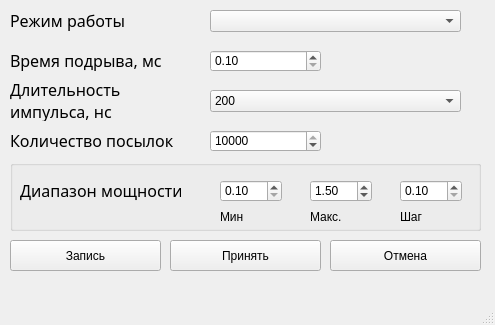
Above: UI/optionPage.ui from amuk1989/PIK-Ka_1 before the change. Below: the same form after it.
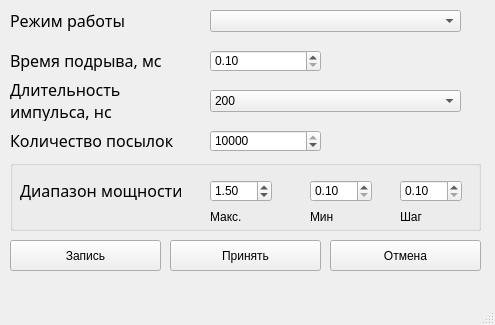
That is the form after the change. Icons and pictures are not drawn.

```diff
--- a/UI/optionPage.ui
+++ b/UI/optionPage.ui
@@ -46,7 +46,7 @@
     <widget class="QDoubleSpinBox" name="maxPowerBox">
      <property name="geometry">
       <rect>
-       <x>300</x>
+       <x>200</x>
        <y>20</y>
        <width>62</width>
        <height>22</height>
@@ -68,7 +68,7 @@
     <widget class="QDoubleSpinBox" name="minPowerBox">
      <property name="geometry">
       <rect>
-       <x>210</x>
+       <x>300</x>
        <y>20</y>
        <width>62</width>
        <height>22</height>
@@ -115,7 +115,7 @@
     <widget class="QLabel" name="label">
      <property name="geometry">
       <rect>
-       <x>210</x>
+       <x>300</x>
        <y>50</y>
        <width>61</width>
        <height>13</height>
@@ -128,7 +128,7 @@
     <widget class="QLabel" name="label_6">
      <property name="geometry">
       <rect>
-       <x>300</x>
+       <x>200</x>
        <y>50</y>
        <width>47</width>
        <height>13</height>
```
Left out of the diff: 7 changed lines with no effect on the pictures.
